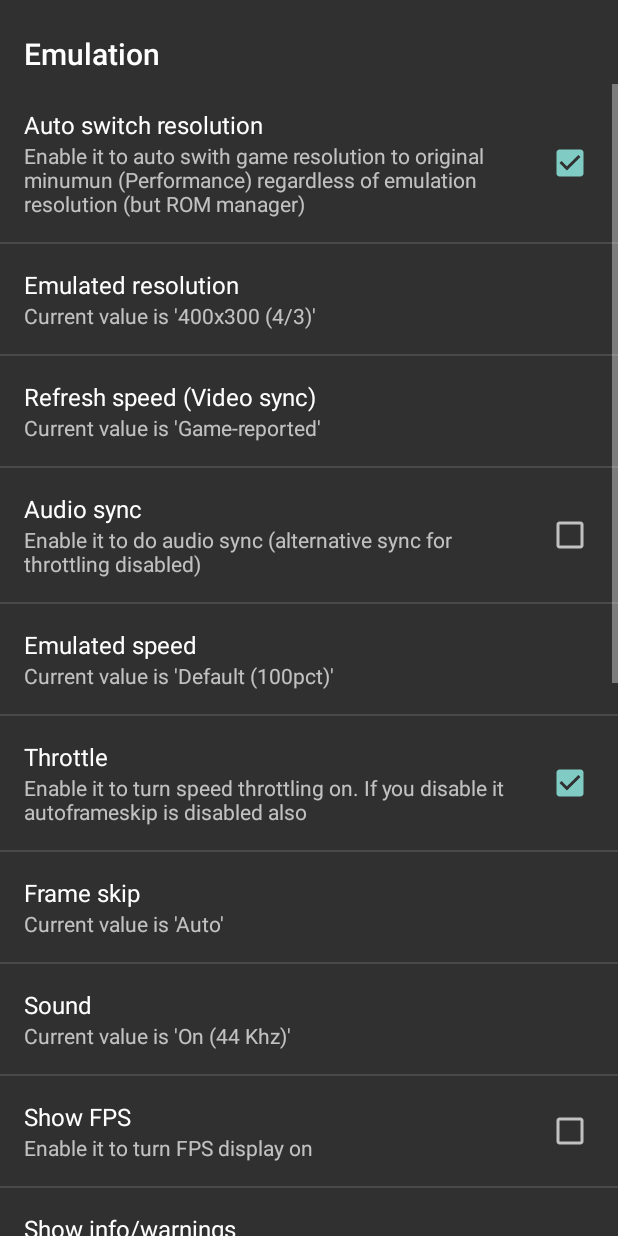
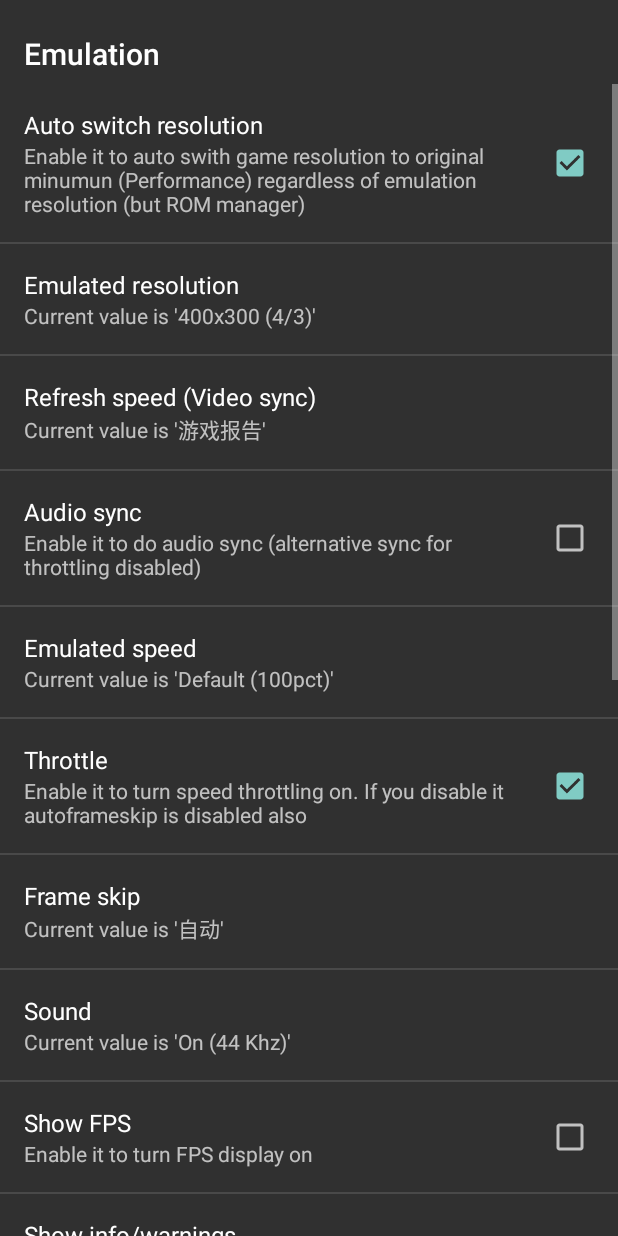
Before and after one commit to jiangjiali/MAME4droid, an Android app: the UserPreferences screen opened directly, with no data from a screen before it, after a tap on "Emulation", on a phone screen of 412 x 824 dp. Run offline under Robolectric (Android 15) with nearby library versions, the phone set to English and light mode, and no system bars; 1 statement that could not run was skipped.

Commit message:
Update arrays.xml

```diff
--- a/app/src/main/res/values/arrays.xml
+++ b/app/src/main/res/values/arrays.xml
@@ -1,6 +1,5 @@
 <?xml version="1.0" encoding="utf-8"?>
 <resources>
-
 	<string-array name="pref_overlay_intensity_options">
 		<item>1</item>
 		<item>2</item>
@@ -27,11 +26,11 @@
 	</string-array>
 
 	<string-array name="pref_scaleMode_options">
-		<item>Scale (keep aspect ratio)</item>
-		<item>Stretch to fit screen</item>
-		<item>Original Size</item>
-		<item>Scale (integer scaling fit to screen)</item>
-		<item>Scale (integer scaling beyond bounds)</item>
+		<item>缩放(保持纵横比)</item>
+		<item>拉伸以适应屏幕</item>
+		<item>原始尺寸</item>
+		<item>缩放(适合屏幕的整数缩放)</item>
+		<item>缩放(超出界限的整数缩放)</item>
 		<item>1.5X</item>
 		<item>2X</item>
 		<item>2.5X</item>
@@ -62,8 +61,8 @@
 	</string-array>
 
 	<string-array name="pref_global_video_render_options">
-		<item>SW (compatibility)</item>
-		<item>GL (faster)</item>
+		<item>SW(兼容性)</item>
+		<item>GL(快速)</item>
 	</string-array>
 	<string-array name="pref_global_video_render_values">
 		<item>1</item>
@@ -71,10 +70,10 @@
 	</string-array>
 
 	<string-array name="pref_controller_type_options">
-		<item>Digital DPAD</item>
-        <item>Digital Stick</item>
-		<item>Analog-Digital (performance)</item>
-		<item>Analog-Digital (pretty)</item>
+		<item>数字DPAD</item>
+		<item>数字棒</item>
+		<item>模拟数字(性能)</item>
+		<item>模拟数字(精致)</item>
 	</string-array>
 	<string-array name="pref_controller_type_values">
 		<item>1</item>
@@ -84,10 +83,10 @@
 	</string-array>
 
 	<string-array name="pref_input_external_options">
-		<item>General Multi Controller</item>
-		<item>Controller Autodetection</item>
-		<item>Original iCade</item>
-		<item>iCP, Gametel or iCade compatible</item>
+		<item>通用多控制器</item>
+		<item>自动检测控制器</item>
+		<item>原始iCade</item>
+		<item>ICP、Gametel或iCade兼容</item>
 	</string-array>
 	<string-array name="pref_input_external_values">
 		<item>1</item>
@@ -97,11 +96,11 @@
 	</string-array>
 
 	<string-array name="pref_dz_options">
-		<item>None</item>
-		<item>Low</item>
-		<item>Normal</item>
-		<item>High</item>
-		<item>Very high</item>
+		<item>没有</item>
+		<item>低</item>
+		<item>普通</item>
+		<item>高</item>
+		<item>很高</item>
 	</string-array>
 	<string-array name="pref_dz_values">
 		<item>1</item>
@@ -112,8 +111,8 @@
 	</string-array>
 
 	<string-array name="pref_frameskip_options">
-		<item>Auto</item>
-		<item>None</item>
+		<item>自动</item>
+		<item>没有</item>
 		<item>1</item>
 		<item>2</item>
 		<item>3</item>
@@ -141,7 +140,7 @@
 	</string-array>
 
 	<string-array name="pref_sound_options">
-		<item>Off</item>
+		<item>关闭</item>
 		<item>On (11 KHz)</item>
 		<item>On (22 Khz)</item>
 		<item>On (33 Khz)</item>
@@ -158,7 +157,7 @@
 	</string-array>
 
 	<string-array name="pref_stick_options">
-	    <item>Auto</item>
+		<item>自动</item>
 		<item>2-way</item>
 		<item>4-way</item>
 		<item>8-way</item>
@@ -171,14 +170,14 @@
 	</string-array>
 
 	<string-array name="pref_numbuttons_options">
-	    <item>Auto (heuristic)</item>
-	    <item>0 buttons</item>
-	    <item>1 buttons</item>
-		<item>2 buttons</item>
-		<item>3 buttons (C=A+B)</item>
-		<item>3 buttons</item>
-		<item>4 buttons</item>
-		<item>All buttons</item>
+		<item>自动(启发式)</item>
+		<item>0按钮</item>
+		<item>1按钮</item>
+		<item>2按钮</item>
+		<item>3按钮(C=A+B)</item>
+		<item>3按钮</item>
+		<item>4按钮</item>
+		<item>所有按钮</item>
 	</string-array>
 	<string-array name="pref_numbuttons_values">
 		<item>-1</item>
@@ -229,11 +228,11 @@
 	</string-array>
 
     <string-array name="pref_buttons_size_options">
-        <item>Smaller</item>
-	    <item>Small</item>
-		<item>Normal</item>
-	    <item>Big</item>
-	    <item>Bigger</item>
+		<item>更小</item>
+		<item>小</item>
+		<item>普通</item>
+		<item>大</item>
+		<item>更大</item>
 	</string-array>
 	<string-array name="pref_buttons_size_values">
 		<item>1</item>
@@ -244,9 +243,9 @@
 	</string-array>
 
 	<string-array name="pref_low_norm_or_hight_options">
-	    <item>Low</item>
-		<item>Normal</item>
-	    <item>Hight</item>
+		<item>低</item>
+		<item>普通</item>
+		<item>高</item>
 	</string-array>
 	<string-array name="pref_low_norm_or_hight_values">
 		<item>1</item>
@@ -256,9 +255,9 @@
 
 	<string-array name="pref_sound_engine_options">
 		<item>AudioTrack</item>
-		<item>AudioTrack high latency (safe)</item>
+		<item>AudioTrack高延迟(安全)</item>
 		<item>OpenSL</item>
-        <item>OpenSL low latency (best)</item>
+		<item>OpenSL低延迟(最佳)</item>
 	</string-array>
 	<string-array name="pref_sound_engine_values">
 		<item>1</item>
@@ -307,7 +306,7 @@
 	</string-array>
 
 	<string-array name="pref_autofire_options">
-	    <item>Disabled</item>
+		<item>禁用</item>
 		<item>Speed 1</item>
 		<item>Speed 2</item>
 		<item>Speed 3</item>
@@ -332,8 +331,8 @@
 	</string-array>
 
 	<string-array name="pref_vsync_options">
-	    <item>Game-reported</item>
-	    <item>OS-reported</item>
+		<item>游戏报告</item>
+		<item>系统报告</item>
 		<item>60HZ</item>
 		<item>59Hz</item>
 		<item>58Hz</item>
@@ -356,12 +355,12 @@
 	</string-array>
 
    <string-array name="pref_automap_options">
-	    <item>Thumbs disabled and L2,R2 as L1,R1</item>
-		<item>Thumbs as Coin,Start and L2,R2 as L1,R1</item>
-		<item>Thumbs as Coin,Start and L2,R2 disabled</item>
-		<item>Thumbs disabled and L2,R2 as Coin,Start</item>
-		<item>L1,R1 as Coin,Start and L2,R2 as L1,R1</item>
-		<item>L1,R1 as MENU,EXIT and L2,R2 as L1,R1</item>
+		<item>拇指禁用，L2、R2为L1、R1</item>
+		<item>拇指作为硬币，开始和L2，R2作为L1，R1</item>
+		<item>拇指作为硬币，启动和L2，R2禁用</item>
+		<item>拇指禁用，L2、R2为硬币，启动</item>
+		<item>L1，R1作为硬币，开始和L2，R2作为L1，R1</item>
+		<item>L1，R1为菜单，退出，L2，R2为L1，R1</item>
 	</string-array>
 
 	<string-array name="pref_automap_values">
@@ -374,16 +373,16 @@
 	</string-array>
 
     <string-array name="pref_tilt_neutralz_options">
-	    <item>90  degrees</item>
-		<item>80 degrees</item>
-		<item>70 degrees</item>
-		<item>60 degrees</item>
-		<item>50 degrees</item>
-        <item>45 degrees</item>
-        <item>40 degrees</item>
-		<item>30 degrees</item>
-		<item>20 degrees</item>
-		<item>10 degrees</item>
+		<item>90度</item>
+		<item>80度</item>
+		<item>70度</item>
+		<item>60度</item>
+		<item>50度</item>
+		<item>45度</item>
+		<item>40度</item>
+		<item>30度</item>
+		<item>20度</item>
+		<item>10度</item>
 	</string-array>
 
 	<string-array name="pref_tilt_neutralz_values">
@@ -400,11 +399,9 @@
 	</string-array>
 
     <string-array name="pref_px_options">
-	    <item>MAME (original arcade)</item>
-		<item>Forced pixel aspect(and resolution)</item>
-
-		<item>Forced pixel aspect (smart, fixed resolution)</item>
-
+		<item>街机</item>
+		<item>强制像素纵横比(和分辨率)</item>
+		<item>强制像素的(智能，固定分辨率)</item>
 	</string-array>
 
 	<string-array name="pref_px_values">
@@ -414,18 +411,18 @@
 	</string-array>
 
 	<string-array name="mode_items">
-		<item>Wi-Fi direct</item>
+		<item>Wi-Fi直连</item>
 		<item>Wi-Fi</item>
 	</string-array>
 
     <string-array name="pref_netplay_delay_options">
-	    <item>Auto (experimental, at your risk)</item>
-		<item>1 (low input latency 5Ghz WIFI needed)</item>
-		<item>2 (recommended)</item>
-		<item>3 (bad connection or 2.4Ghz WIFI)</item>
-		<item>4 (if very bad connection)</item>
-        <item>5 (high input latency but..)</item>
-        <item>6 (Are you sure?)</item>
+		<item>自动(实验性，风险自负)</item>
+		<item>1(需要低输入延迟5Ghz WIFI)</item>
+		<item>2(推荐)</item>
+		<item>3(连接不良或2.4Ghz WIFI)</item>
+		<item>4(如果连接非常糟糕)</item>
+		<item>5(输入延迟高，但..)</item>
+		<item>6(你确定吗?)</item>
 		<item>7</item>
 		<item>8</item>
 		<item>9</item>
@@ -445,9 +442,9 @@
 	</string-array>
 
     <string-array name="pref_navbar_options">
-	    <item>Visible</item>
-		<item>Dimm or hide (lower than kitkat)</item>
-		<item>Immersive mode </item>
+		<item>显示</item>
+		<item>调光或隐藏(低于kitkat)</item>
+		<item>沉浸式模式</item>
 	</string-array>
 
 	<string-array name="pref_navbar_values">
@@ -457,7 +454,7 @@
 	</string-array>
 
 	<string-array name="pref_image_effect_options">
-	    <item>None</item>
+		<item>没有</item>
 		<item>HQ2x</item>
 		<item>HQ3x</item>
         <item>HQ4x</item>
@@ -471,9 +468,9 @@
 	</string-array>
 
 	<string-array name="pref_touch_lightgun_options">
-	    <item>Auto</item>
-		<item>Disabled</item>
-		<item>Enabled</item>
+		<item>自动</item>
+		<item>禁用</item>
+		<item>启动</item>
 	</string-array>
 
 	<string-array name="pref_touch_lightgun_values">
@@ -484,28 +481,28 @@
 
 
 	<string-array name="pref_bios_options">
-		<item>Default (recommended)</item>
-		<item>Europe MVS (Ver. 2)</item>
-		<item>Europe MVS (Ver. 1)</item>
-	    <item>US MVS (Ver. 2?)</item>
-		<item>US MVS (Ver. 1)</item>
-		<item>Asia MVS (Ver. 3)</item>
-	    <item>Japan MVS (Ver. 3)</item>
-		<item>Japan MVS (Ver. 2)</item>
-		<item>Japan MVS (Ver. 1)</item>
+		<item>默认(推荐)</item>
+		<item>欧洲MVS(第2版)</item>
+		<item>欧洲MVS(第1版)</item>
+		<item>美国MVS(第2版)</item>
+		<item>美国MVS(第1版)</item>
+		<item>亚洲MVS(第3版)</item>
+		<item>日本MVS(第3版)</item>
+		<item>日本MVS(第2版)</item>
+		<item>日本MVS(第1版)</item>
 		<item>NEO-MVH MV1C</item>
-		<item>Japan MVS (J3)</item>
-		<item>Custom Japanese Hotel</item>
-	    <item>Universe Bios (Hack, Ver. 2.3)</item>
-		<item>Universe Bios (Hack, Ver. 2.3, older?)</item>
-		<item>Universe Bios (Hack, Ver. 2.2)</item>
-		<item>Universe Bios (Hack, Ver. 2.1)</item>
-		<item>Universe Bios (Hack, Ver. 2.0)</item>
-	    <item>Universe Bios (Hack, Ver. 1.3)</item>
-		<item>Universe Bios (Hack, Ver. 1.2)</item>
-		<item>Universe Bios (Hack, Ver. 1.2, older)</item>
-		<item>Universe Bios (Hack, Ver. 1.1)</item>
-		<item>Universe Bios (Hack, Ver. 1.0)</item>
+		<item>日本MVS(J3)</item>
+		<item>自定义日本版</item>
+		<item>宇宙主板(黑客, 第2.3版)</item>
+		<item>宇宙主板(黑客, 第2.3版, 旧)</item>
+		<item>宇宙主板(黑客, 第2.2版)</item>
+		<item>宇宙主板(黑客, 第2.1版)</item>
+		<item>宇宙主板(黑客, 第2.0版)</item>
+		<item>宇宙主板(黑客, 第1.3版)</item>
+		<item>宇宙主板(黑客, 第1.2版)</item>
+		<item>宇宙主板(黑客, 第1.2版, 旧)</item>
+		<item>宇宙主板(黑客, 第1.1版)</item>
+		<item>宇宙主板(黑客, 第1.0版)</item>
 	</string-array>
 
 	<string-array name="pref_bios_values">
@@ -532,6 +529,4 @@
 		<item>uni-bios_1_1</item>
 		<item>uni-bios_1_0</item>
 	</string-array>
-
-
 </resources>
```
Lines whose indentation alone changed are shown as unchanged.
